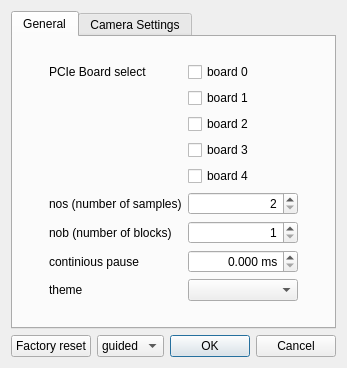
The window that escam/dialogsettings.ui (Entwicklungsburo-Stresing/EBST_CAM) describes before a commit, drawn with Qt 5.
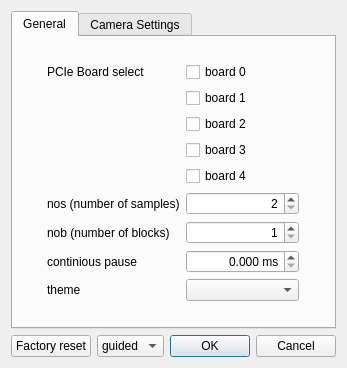
The same window after the commit. Custom widgets are drawn as their Qt base class.

Commit message: Activate group seperator

```diff
--- a/escam/dialogsettings.ui
+++ b/escam/dialogsettings.ui
@@ -201,6 +201,9 @@
            <property name="alignment">
             <set>Qt::AlignRight|Qt::AlignTrailing|Qt::AlignVCenter</set>
            </property>
+           <property name="showGroupSeparator" stdset="0">
+            <bool>true</bool>
+           </property>
            <property name="suffix">
             <string> ms</string>
            </property>
```
